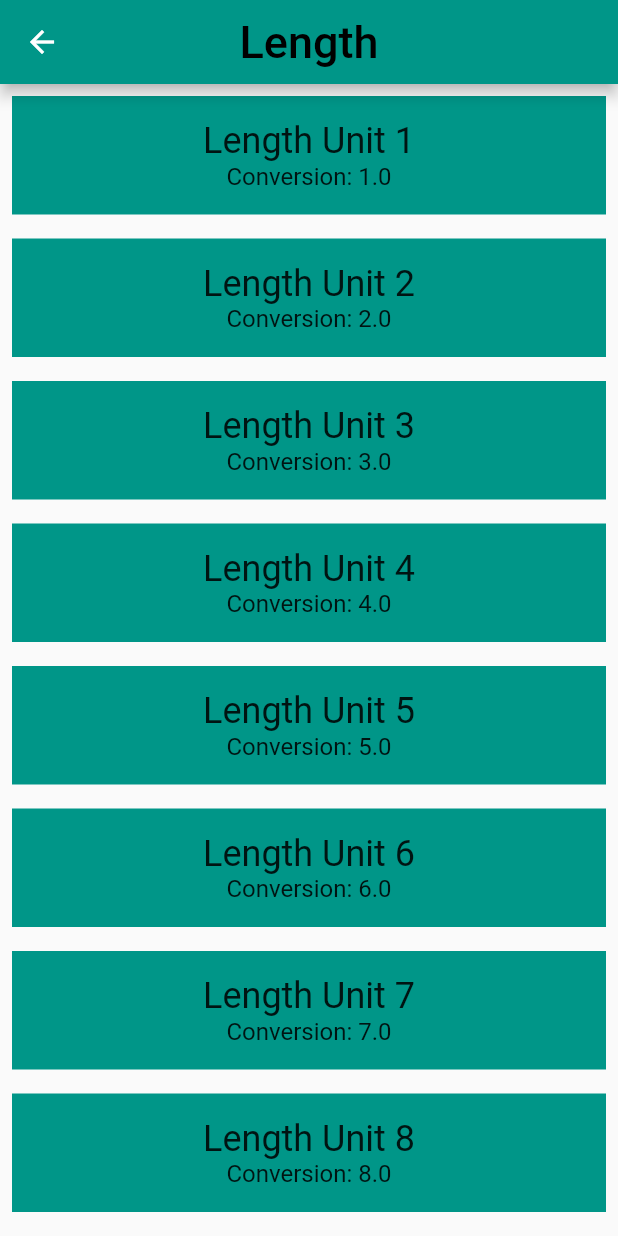
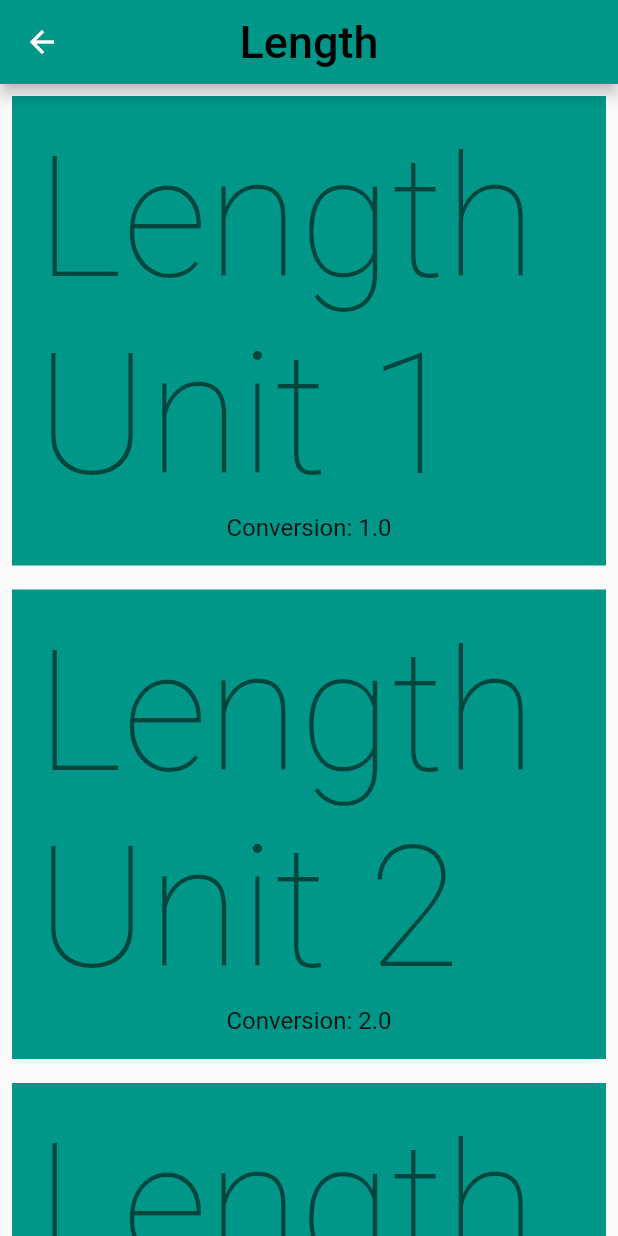
Before and after one commit to arbaazaj/flutter-udacity-course-exercise, a Flutter app: the screen it shows after launch, after a tap on "Length", on a phone screen of 412 x 824 dp. Run offline on Flutter 3.47's test engine with Material 2 defaults, Android fonts, the phone set to English and light mode, and no system bars.

Commit message:
> Upgraded to Flutter embedded 2. > Fixed TextTheme styling errors for headings and subheading.

```diff
--- a/lib/lesson1/exercise_2/category.dart
+++ b/lib/lesson1/exercise_2/category.dart
@@ -81,7 +81,7 @@ class Category extends StatelessWidget {
                   child: Text(
                     name,
                     textAlign: TextAlign.center,
-                    style: Theme.of(context).textTheme.headline,
+                    style: Theme.of(context).textTheme.headline1,
                   ),
                 ),
               ],
--- a/lib/lesson1/exercise_4/category.dart
+++ b/lib/lesson1/exercise_4/category.dart
@@ -108,7 +108,7 @@ class Category extends StatelessWidget {
                   child: Text(
                     name,
                     textAlign: TextAlign.center,
-                    style: Theme.of(context).textTheme.headline,
+                    style: Theme.of(context).textTheme.headline1,
                   ),
                 ),
               ],
--- a/lib/lesson1/exercise_4/converter_list.dart
+++ b/lib/lesson1/exercise_4/converter_list.dart
@@ -51,11 +51,11 @@ class ConverterRoute extends StatelessWidget {
           children: <Widget>[
             Text(
               unit.name,
-              style: Theme.of(context).textTheme.headline,
+              style: Theme.of(context).textTheme.headline1,
             ),
             Text(
               'Conversion: ${unit.conversion}',
-              style: Theme.of(context).textTheme.subhead,
+              style: Theme.of(context).textTheme.subtitle1,
             ),
           ],
         ),
--- a/lib/lesson1/exercise_5/category.dart
+++ b/lib/lesson1/exercise_5/category.dart
@@ -108,7 +108,7 @@ class Category extends StatelessWidget {
                   child: Text(
                     name,
                     textAlign: TextAlign.center,
-                    style: Theme.of(context).textTheme.headline,
+                    style: Theme.of(context).textTheme.headline1,
                   ),
                 ),
               ],
--- a/lib/lesson1/exercise_5/converter_list.dart
+++ b/lib/lesson1/exercise_5/converter_list.dart
@@ -56,11 +56,11 @@ class _ConverterRouteState extends State<ConverterRoute> {
           children: <Widget>[
             Text(
               unit.name,
-              style: Theme.of(context).textTheme.headline,
+              style: Theme.of(context).textTheme.headline1,
             ),
             Text(
               'Conversion: ${unit.conversion}',
-              style: Theme.of(context).textTheme.subhead,
+              style: Theme.of(context).textTheme.subtitle1,
             ),
           ],
         ),
```
Also changed, not shown: 3 other files.
